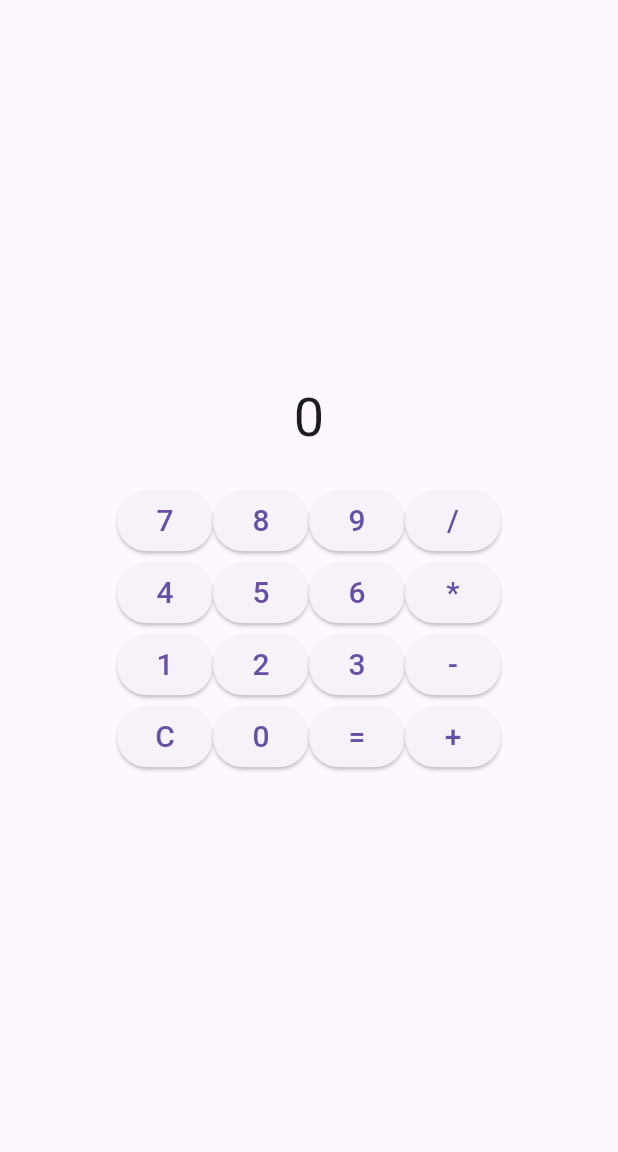
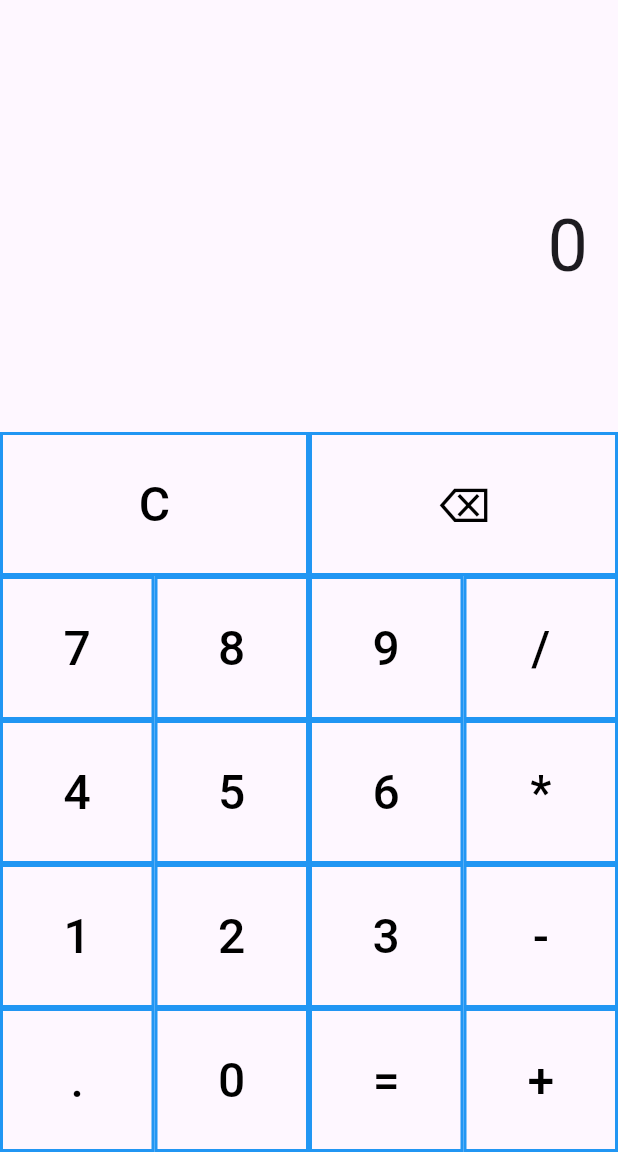
Before and after one commit to SkipOs/Calculadora, a Flutter app: the screen it shows after launch, on a phone screen of 412 x 824 dp, the part 84-1236 px from its top. Run offline on Flutter 3.47's test engine with Material 3 defaults, Android fonts, the phone set to English and light mode, and no system bars.

Commit message:
Update
Ui menos feia

```diff
--- a/calculadora/lib/main.dart
+++ b/calculadora/lib/main.dart
@@ -33,18 +33,30 @@ class _CalculatorState extends State<Calculator> {
   void _buttonPressed(String buttonText) {
     if (buttonText == 'C') {
       _clear();
+    } else if (buttonText == '⌫') {
+      _delete();
     } else if (buttonText == '+' || buttonText == '-' || buttonText == '*' || buttonText == '/') {
       _operand = buttonText;
-      _num1 = double.parse(_output);
+      _num1 = double.parse(_buffer.isEmpty ? '0' : _buffer);
       _buffer = '';
+      setState(() {
+        _output = buttonText;
+      });
     } else if (buttonText == '=') {
-      _num2 = double.parse(_output);
+      _num2 = double.parse(_buffer.isEmpty ? '0' : _buffer);
       _calculate();
+    } else if (buttonText == '.') {
+      if (!_buffer.contains('.')) {
+        setState(() {
+          _buffer += buttonText;
+          _output = _buffer;
+        });
+      }
     } else {
       setState(() {
         if (_buffer.length < 10) {
           _buffer += buttonText;
-          _output = double.parse(_buffer).toStringAsFixed(2);
+          _output = _buffer;
         }
       });
     }
@@ -69,7 +81,16 @@ class _CalculatorState extends State<Calculator> {
     setState(() {
       _output = result.toStringAsFixed(2);
       _operand = '';
-      _buffer = '';
+      _buffer = result.toString();
+    });
+  }
+
+  void _delete() {
+    setState(() {
+      if (_buffer.isNotEmpty) {
+        _buffer = _buffer.substring(0, _buffer.length - 1);
+        _output = _buffer.isEmpty ? '0' : _buffer;
+      }
     });
   }
 
@@ -96,11 +117,23 @@ class _CalculatorState extends State<Calculator> {
       body: Column(
         mainAxisAlignment: MainAxisAlignment.center,
         children: [
-          Text(
+          Expanded(child: const Text(' ')),
+          Container(
+            padding: EdgeInsets.only(top:40, right: 20),
+            alignment: Alignment.centerRight,
+            child: Text(
               _output,
-            style: TextStyle(fontSize: 36),
+              style: TextStyle(fontSize: 48),
             ),
-          SizedBox(height: 20),
+          ),
+          Expanded(child: const Text(' ')),
+          Row(
+            mainAxisAlignment: MainAxisAlignment.center,
+            children: [
+              _buildButton('C'),
+              _buildButton('⌫')
+            ],
+          ),
           Row(
             mainAxisAlignment: MainAxisAlignment.center,
             children: [
@@ -131,7 +164,7 @@ class _CalculatorState extends State<Calculator> {
           Row(
             mainAxisAlignment: MainAxisAlignment.center,
             children: [
-              _buildButton('C'),
+              _buildButton('.'),
               _buildButton('0'),
               _buildButton('='),
               _buildButton('+'),
@@ -143,13 +176,26 @@ class _CalculatorState extends State<Calculator> {
   }
 
   Widget _buildButton(String buttonText) {
-    return ElevatedButton(
+    return Expanded(
+      child: OutlinedButton(
+        style: OutlinedButton.styleFrom(
+        shape: RoundedRectangleBorder(
+        borderRadius: BorderRadius.circular(0),
+      ),
+      side: BorderSide(width: 2, color: Colors.blue),
+   ),
         onPressed: () {
           _buttonPressed(buttonText);
         },
         child: Text(
         buttonText,
-        style: TextStyle(fontSize: 20),
+        style: TextStyle(
+          fontSize: 32,
+          height: 3,
+          color: Colors.black,
+          letterSpacing:0,
+        ),
+        ),
         ),
     );
   }
--- a/calculadora/pubspec.yaml
+++ b/calculadora/pubspec.yaml
@@ -1,4 +1,4 @@
-name: Eduardo Henrique - BT3018636
+name: Eduardo_Henrique_BT3018636
 description: "A new Flutter project."
 publish_to: 'none'
 version: 0.1.0
```
Lines whose indentation alone changed are shown as unchanged.
